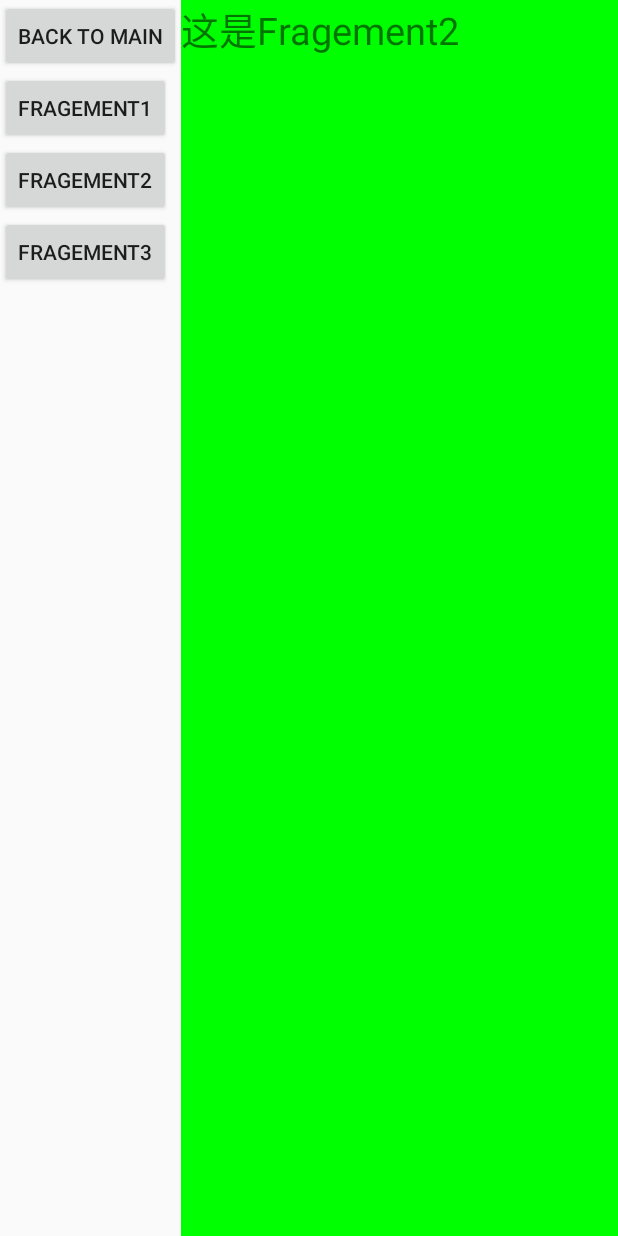
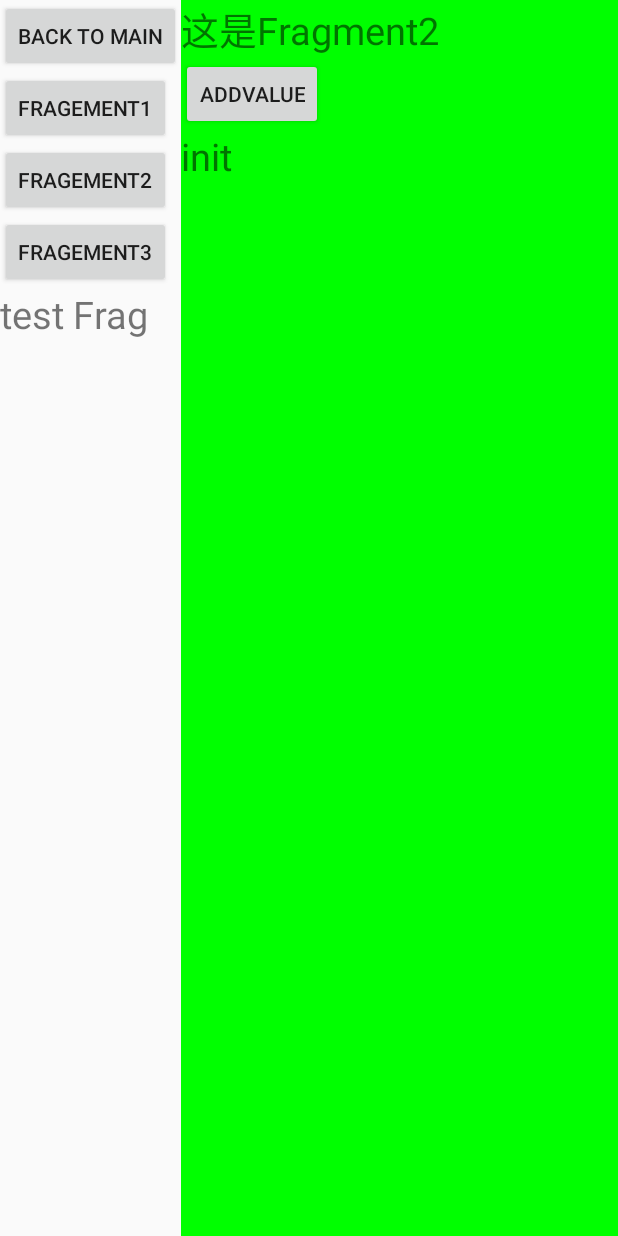
Before and after one commit to retail-oukaku/AndroidTestDemo, an Android app built with Jetpack Compose: the fragment Fragment01 placed in its activity, after a tap on "FRAGEMENT2", on a phone screen of 412 x 824 dp. Run offline under Robolectric (Android 15) with nearby library versions, the phone set to English and light mode, and no system bars; our stand-ins replace data binding; 2 other taps on this screen came first.

Commit message:
mvvm databindingの実装

```diff
--- a/app/src/main/java/com/example/myapplication/Fragment01.java
+++ b/app/src/main/java/com/example/myapplication/Fragment01.java
@@ -2,17 +2,29 @@ package com.example.myapplication;
 
 import android.os.Bundle;
 
+import androidx.annotation.NonNull;
+import androidx.annotation.Nullable;
 import androidx.fragment.app.Fragment;
+import androidx.lifecycle.Observer;
+import androidx.lifecycle.ViewModelProvider;
 
 import android.view.LayoutInflater;
 import android.view.View;
 import android.view.ViewGroup;
+import android.widget.Button;
+import android.widget.TextView;
+
+import com.example.myapplication.viewmodel.Fragment01ViewModel;
+
+import java.util.List;
 
 /**
  * A simple {@link Fragment} subclass.
  * create an instance of this fragment.
  */
 public class Fragment01 extends Fragment {
+    private Fragment01ViewModel viewModel;
+
     //返回的view对象会作为fragement1的内容显示在界面上
     @Override
     public View onCreateView(LayoutInflater inflater, ViewGroup container,
@@ -21,4 +33,30 @@ public class Fragment01 extends Fragment {
         View v = inflater.inflate(R.layout.fragment_01, null);
         return v;
     }
+
+    @Override
+    public void onViewCreated(@NonNull View view, @Nullable Bundle savedInstanceState) {
+        super.onViewCreated(view, savedInstanceState);
+        TextView textView3 = view.findViewById(R.id.textView1);
+        Button myButton = view.findViewById(R.id.myButton);
+        //ViewModelインスタンス生成
+        viewModel = new ViewModelProvider(requireActivity()).get(Fragment01ViewModel.class);
+
+        //LiveDataを監視
+        viewModel.getSumText().observe(getViewLifecycleOwner(),new Observer<String>() {
+            @Override
+            public void onChanged(String addresses) {
+                textView3.setText(addresses);
+            }
+        });
+
+
+
+
+        myButton.setOnClickListener(v ->
+                viewModel.addValue(1)
+        );
+
+
+    }
 }
--- a/app/src/main/java/com/example/myapplication/Fragment02.java
+++ b/app/src/main/java/com/example/myapplication/Fragment02.java
@@ -2,23 +2,63 @@ package com.example.myapplication;
 
 import android.os.Bundle;
 
+import androidx.annotation.NonNull;
+import androidx.annotation.Nullable;
+import androidx.databinding.DataBindingUtil;
 import androidx.fragment.app.Fragment;
+import androidx.lifecycle.Observer;
+import androidx.lifecycle.ViewModelProvider;
 
+import android.view.ContextMenu;
 import android.view.LayoutInflater;
 import android.view.View;
 import android.view.ViewGroup;
+import android.widget.Button;
+import android.widget.TextView;
+
+import com.example.myapplication.databinding.Fragment02Binding;
+import com.example.myapplication.model.TestUser;
+import com.example.myapplication.viewmodel.Fragment01ViewModel;
+import com.example.myapplication.viewmodel.Fragment02ViewModel;
 
 /**
  * A simple {@link Fragment} subclass.
  * create an instance of this fragment.
  */
 public class Fragment02 extends Fragment {
+
+    private Fragment02Binding binding;
+
+    private Fragment02ViewModel viewModel;
+
+
+    @Override
+    public void onCreate(@Nullable Bundle savedInstanceState) {
+
+        super.onCreate(savedInstanceState);
+        viewModel = new ViewModelProvider(requireActivity()).get(Fragment02ViewModel.class);
+
+//        viewModel = new Fragment02ViewModel();
+    }
+
     //返回的view对象会作为fragement02的内容显示在界面上
     @Override
     public View onCreateView(LayoutInflater inflater, ViewGroup container,
                              Bundle savedInstanceState) {
+        binding = DataBindingUtil.inflate(inflater,R.layout.fragment_02,container,false);
+        binding.setViewModel(viewModel);
+        binding.setLifecycleOwner(this);
 
-        View v = inflater.inflate(R.layout.fragment_02, null);
-        return v;
+        return binding.getRoot();
     }
+
+//    @Override
+//    public void onViewCreated(@NonNull View view, @Nullable Bundle savedInstanceState) {
+//        super.onViewCreated(view, savedInstanceState);
+//        binding = Fragment02Binding.inflate(, container, false);
+//
+//        binding = DataBindingUtil.inflate(inflater,)
+//
+//        binding.setUserInfo(user);
+//    }
 }
--- /dev/null
+++ b/app/src/main/java/com/example/myapplication/model/TestUser.java
@@ -0,0 +1,7 @@
+package com.example.myapplication.model;
+
+public class TestUser {
+    public String name;
+    public String nickName;
+
+}
--- /dev/null
+++ b/app/src/main/java/com/example/myapplication/viewmodel/Fragment01ViewModel.java
@@ -0,0 +1,24 @@
+package com.example.myapplication.viewmodel;
+
+import android.app.Application;
+
+import androidx.annotation.NonNull;
+import androidx.lifecycle.AndroidViewModel;
+import androidx.lifecycle.LiveData;
+import androidx.lifecycle.MutableLiveData;
+
+import java.util.List;
+
+public class Fragment01ViewModel extends AndroidViewModel {
+    private final MutableLiveData<String> sumText = new MutableLiveData<>("init");
+
+    public LiveData<String> getSumText() { return sumText; }
+
+    public Fragment01ViewModel(@NonNull Application application) {
+        super(application);
+    }
+
+    public void addValue(int v){
+        sumText.setValue(sumText.getValue() + v);
+    }
+}
--- /dev/null
+++ b/app/src/main/java/com/example/myapplication/viewmodel/Fragment02ViewModel.java
@@ -0,0 +1,24 @@
+package com.example.myapplication.viewmodel;
+
+import android.app.Application;
+
+import androidx.annotation.NonNull;
+import androidx.lifecycle.AndroidViewModel;
+import androidx.lifecycle.LiveData;
+import androidx.lifecycle.MutableLiveData;
+
+
+public class Fragment02ViewModel extends AndroidViewModel {
+    private final MutableLiveData<String> sumText = new MutableLiveData<>("init");
+    public MutableLiveData<String> getSumText() { return sumText; }
+
+    public Fragment02ViewModel(@NonNull Application application) {
+        super(application);
+    }
+    public void addValue(int v){
+        sumText.setValue(sumText.getValue() + v);
+    }
+
+
+
+}
--- a/app/src/main/res/layout/activity_third.xml
+++ b/app/src/main/res/layout/activity_third.xml
@@ -39,6 +39,13 @@
             android:text="Fragement3"
             android:onClick="blue"
             />
+        <TextView
+            android:id="@+id/textView1"
+            android:layout_width="wrap_content"
+            android:layout_height="wrap_content"
+            android:text="test Frag"
+            android:textSize="25sp"
+            />
     </LinearLayout>
 
     <FrameLayout
@@ -48,6 +55,7 @@
         android:layout_height="match_parent"
         >
 
+
     </FrameLayout>
 
 </LinearLayout>
--- a/app/src/main/res/layout/fragment_01.xml
+++ b/app/src/main/res/layout/fragment_01.xml
@@ -10,4 +10,17 @@
         android:text="这是Fragement1"
         android:textSize="25sp"
         />
+    <Button
+        android:id="@+id/myButton"
+        android:layout_width="wrap_content"
+        android:layout_height="wrap_content"
+        android:text="addValue"
+        />
+    <TextView
+        android:id="@+id/textView1"
+        android:layout_width="wrap_content"
+        android:layout_height="wrap_content"
+        android:text="这是Fragement1_test"
+        android:textSize="25sp"
+        />
 </LinearLayout>
--- a/app/src/main/res/layout/fragment_02.xml
+++ b/app/src/main/res/layout/fragment_02.xml
@@ -1,13 +1,37 @@
-<LinearLayout xmlns:android="http://schemas.android.com/apk/res/android"
+<?xml version="1.0" encoding="utf-8"?>
+<layout xmlns:android="http://schemas.android.com/apk/res/android">
+
+    <data>
+        <variable
+            name="viewModel"
+            type="com.example.myapplication.viewmodel.Fragment02ViewModel"/>
+    </data>
+
+    <LinearLayout
         android:layout_width="match_parent"
         android:layout_height="match_parent"
         android:orientation="vertical"
-    android:background="#00FF00"
-    >
+        android:background="#00FF00">
+
         <TextView
             android:layout_width="wrap_content"
             android:layout_height="wrap_content"
-        android:text="这是Fragement2"
-        android:textSize="25sp"
+            android:text="这是Fragment2"
+            android:textSize="25sp"/>
+        <Button
+            android:id="@+id/myButton"
+            android:layout_width="wrap_content"
+            android:layout_height="wrap_content"
+            android:text="addValue"
+            android:onClick="@{() -> viewModel.addValue(10)}"
             />
+
+        <TextView
+            android:id="@+id/textView2"
+            android:layout_width="wrap_content"
+            android:layout_height="wrap_content"
+            android:text="@{viewModel.sumText}"
+            android:textSize="25sp"/>
     </LinearLayout>
+
+</layout>
--- a/app/src/main/res/layout/fragment_03.xml
+++ b/app/src/main/res/layout/fragment_03.xml
@@ -10,4 +10,11 @@
         android:text="这是Fragement3"
         android:textSize="25sp"
         />
+
+    <TextView
+        android:layout_width="wrap_content"
+        android:layout_height="wrap_content"
+        android:text="这是Fragement3_test"
+        android:textSize="25sp"
+        />
 </LinearLayout>
```
Lines whose indentation alone changed are shown as unchanged.
